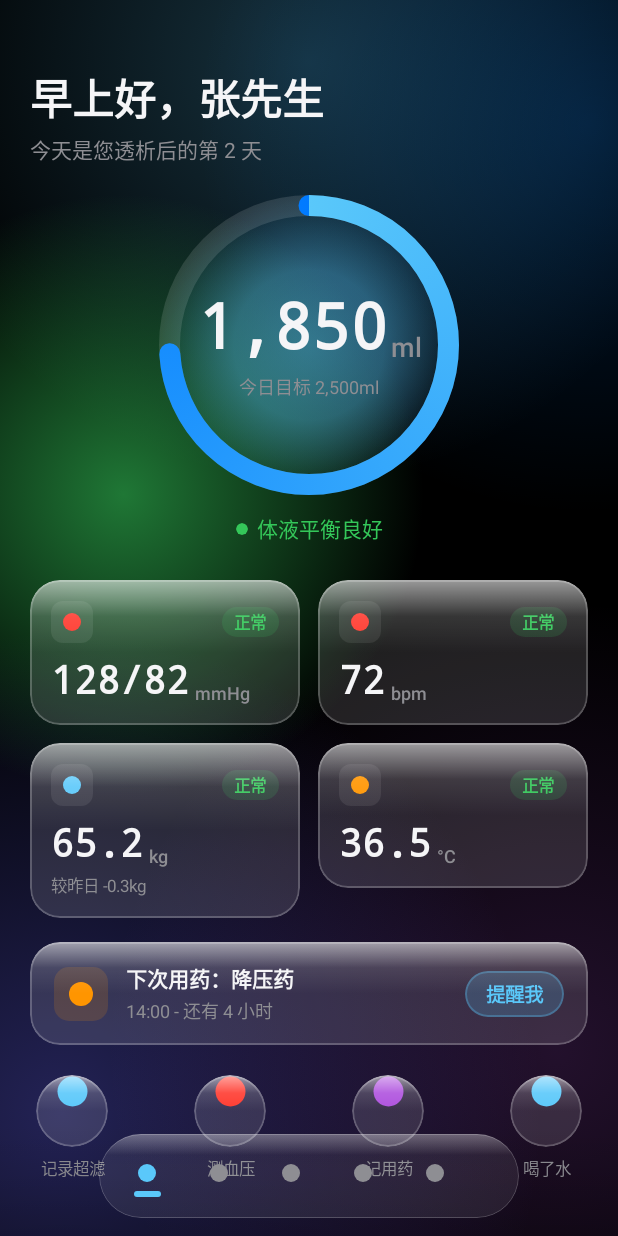
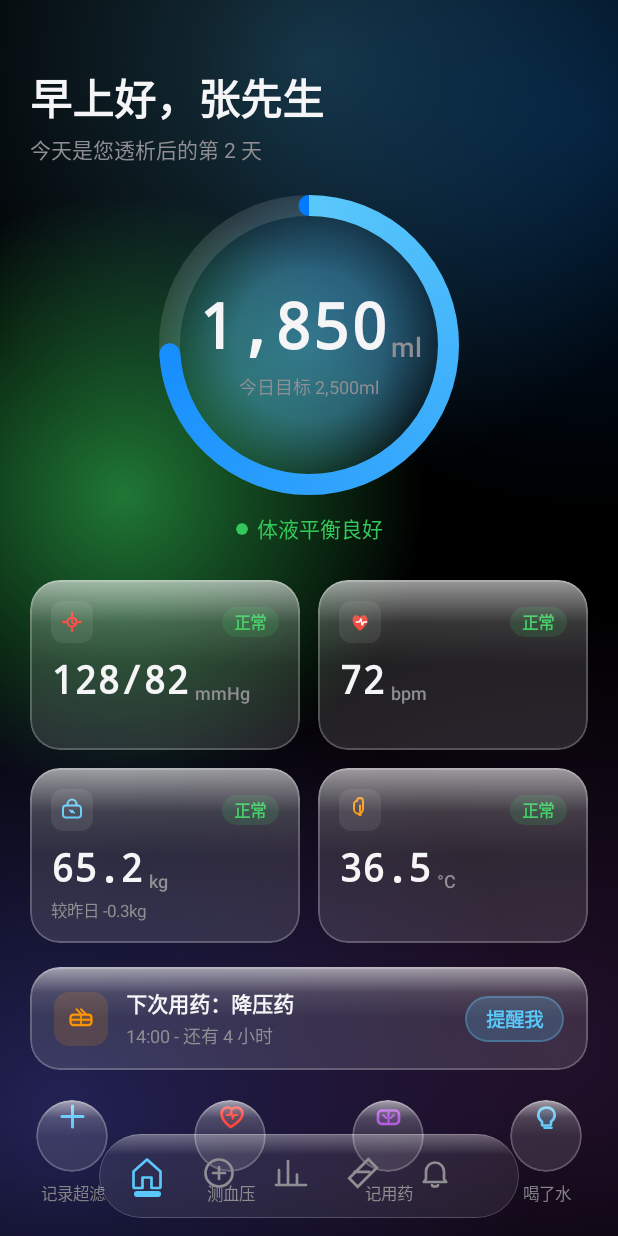
Before and after one commit to Jakeopsjj/ClearFlow, an Android app built with Jetpack Compose: the MainActivity screen opened directly, with no data from a screen before it, on a phone screen of 412 x 824 dp. Run offline under Robolectric (Android 15) with nearby library versions, the light colour scheme and no system bars.

Commit message:
fix: 修复卡片大小不一致及导航栏/卡片图标缺失问题
- VitalCard: 添加 fillMaxHeight() 确保同一行卡片高度一致
- NavigationBar: 修复 NavItem 缺少 index 参数导致图标无法渲染
- DashboardIcons: 新增所有自定义图标组件（生命体征/导航栏/快捷操作/用药提醒）
- 修复 drawLine 参数错误（移除不支持的 StrokeJoin 参数）

```diff
--- /dev/null
+++ b/app/src/main/kotlin/com/cleardu/app/ui/components/DashboardIcons.kt
@@ -0,0 +1,359 @@
+package com.cleardu.app.ui.components
+
+import androidx.compose.foundation.Canvas
+import androidx.compose.foundation.layout.size
+import androidx.compose.runtime.Composable
+import androidx.compose.ui.Modifier
+import androidx.compose.ui.geometry.CornerRadius
+import androidx.compose.ui.geometry.Offset
+import androidx.compose.ui.geometry.Size
+import androidx.compose.ui.graphics.Color
+import androidx.compose.ui.graphics.Path
+import androidx.compose.ui.graphics.StrokeCap
+import androidx.compose.ui.graphics.StrokeJoin
+import androidx.compose.ui.graphics.drawscope.Stroke
+import androidx.compose.ui.unit.dp
+import com.cleardu.app.ui.theme.LiquidGlassColors
+
+// ===== Vital Card Icons (16x16 viewBox) =====
+
+@Composable
+fun BloodPressureIcon(modifier: Modifier = Modifier) {
+    Canvas(modifier = modifier.size(16.dp)) {
+        val w = size.width
+        val s = w / 16f
+        val stroke1 = 1.5f * s
+        val stroke2 = 1.2f * s
+        val c = LiquidGlassColors.MedicalRed
+
+        drawLine(c, Offset(8f * s, 2f * s), Offset(8f * s, 4f * s), stroke1, StrokeCap.Round)
+        drawLine(c, Offset(8f * s, 12f * s), Offset(8f * s, 14f * s), stroke1, StrokeCap.Round)
+        drawLine(c, Offset(2f * s, 8f * s), Offset(4f * s, 8f * s), stroke1, StrokeCap.Round)
+        drawLine(c, Offset(12f * s, 8f * s), Offset(14f * s, 8f * s), stroke1, StrokeCap.Round)
+        drawCircle(c, radius = 3f * s, center = Offset(8f * s, 8f * s), style = Stroke(stroke1))
+        drawLine(c, Offset(8f * s, 6f * s), Offset(8f * s, 8f * s), stroke2, StrokeCap.Round)
+        drawLine(c, Offset(8f * s, 8f * s), Offset(9.5f * s, 9.5f * s), stroke2, StrokeCap.Round)
+    }
+}
+
+@Composable
+fun HeartRateIcon(modifier: Modifier = Modifier) {
+    Canvas(modifier = modifier.size(16.dp)) {
+        val w = size.width
+        val s = w / 16f
+        val stroke = 1f * s
+
+        val heartPath = Path().apply {
+            moveTo(8f * s, 14f * s)
+            cubicTo(8f * s, 14f * s, 3f * s, 10.5f * s, 3f * s, 6.5f * s)
+            cubicTo(3f * s, 4.8f * s, 4.3f * s, 3.5f * s, 5.5f * s, 3.5f * s)
+            cubicTo(6.4f * s, 3.5f * s, 7.2f * s, 3.9f * s, 8f * s, 4.8f * s)
+            cubicTo(8.8f * s, 3.9f * s, 9.6f * s, 3.5f * s, 10.5f * s, 3.5f * s)
+            cubicTo(11.7f * s, 3.5f * s, 13f * s, 4.8f * s, 13f * s, 6.5f * s)
+            cubicTo(13f * s, 10.5f * s, 8f * s, 14f * s, 8f * s, 14f * s)
+            close()
+        }
+        drawPath(heartPath, LiquidGlassColors.MedicalRed.copy(alpha = 0.9f))
+
+        val ecgPath = Path().apply {
+            moveTo(5.5f * s, 8f * s)
+            lineTo(7.5f * s, 8f * s)
+            lineTo(8.5f * s, 6f * s)
+            lineTo(9.5f * s, 10f * s)
+            lineTo(10.5f * s, 8f * s)
+            lineTo(12.5f * s, 8f * s)
+        }
+        drawPath(ecgPath, Color.White, style = Stroke(stroke, cap = StrokeCap.Round, join = StrokeJoin.Round))
+    }
+}
+
+@Composable
+fun WeightIcon(modifier: Modifier = Modifier) {
+    Canvas(modifier = modifier.size(16.dp)) {
+        val w = size.width
+        val s = w / 16f
+        val stroke = 1.3f * s
+        val c = LiquidGlassColors.MedicalCyan
+
+        drawRoundRect(c, Offset(2f * s, 5f * s), Size(12f * s, 8f * s),
+            CornerRadius(2f * s), style = Stroke(stroke))
+        drawLine(c, Offset(5f * s, 5f * s), Offset(5f * s, 4f * s), stroke, StrokeCap.Round)
+        drawLine(c, Offset(11f * s, 5f * s), Offset(11f * s, 4f * s), stroke, StrokeCap.Round)
+        val arcPath = Path().apply {
+            moveTo(5f * s, 4f * s)
+            cubicTo(5f * s, 2.34f * s, 6.34f * s, 1f * s, 8f * s, 1f * s)
+            cubicTo(9.66f * s, 1f * s, 11f * s, 2.34f * s, 11f * s, 4f * s)
+        }
+        drawPath(arcPath, c, style = Stroke(stroke, cap = StrokeCap.Round))
+        drawCircle(c, radius = 1.2f * s, center = Offset(8f * s, 9f * s))
+        drawLine(c, Offset(7.2f * s, 8.8f * s), Offset(6.4f * s, 8f * s), 1f * s, StrokeCap.Round)
+        drawLine(c, Offset(8.8f * s, 9.2f * s), Offset(9.6f * s, 10f * s), 1f * s, StrokeCap.Round)
+    }
+}
+
+@Composable
+fun TemperatureIcon(modifier: Modifier = Modifier) {
+    Canvas(modifier = modifier.size(16.dp)) {
+        val w = size.width
+        val s = w / 16f
+        val stroke = 1.3f * s
+        val c = LiquidGlassColors.MedicalOrange
+
+        val bodyPath = Path().apply {
+            moveTo(6f * s, 2f * s)
+            cubicTo(6f * s, 0.9f * s, 6.9f * s, 0f * s, 8f * s, 0f * s)
+            cubicTo(9.1f * s, 0f * s, 10f * s, 0.9f * s, 10f * s, 2f * s)
+            lineTo(10f * s, 7.5f * s)
+            cubicTo(10f * s, 9.16f * s, 8.66f * s, 10.5f * s, 7f * s, 10.5f * s)
+            cubicTo(5.34f * s, 10.5f * s, 4f * s, 9.16f * s, 4f * s, 7.5f * s)
+            lineTo(4f * s, 4f * s)
+            cubicTo(4f * s, 2.9f * s, 4.9f * s, 2f * s, 6f * s, 2f * s)
+            close()
+        }
+        drawPath(bodyPath, c, style = Stroke(stroke))
+        drawCircle(c, radius = 1.2f * s, center = Offset(8f * s, 11f * s))
+        drawLine(c, Offset(8f * s, 5f * s), Offset(8f * s, 9f * s), stroke, StrokeCap.Round)
+    }
+}
+
+// ===== Medication Reminder Icon (20x20 viewBox) =====
+
+@Composable
+fun MedicationPillIcon(modifier: Modifier = Modifier) {
+    Canvas(modifier = modifier.size(20.dp)) {
+        val w = size.width
+        val s = w / 20f
+        val stroke = 1.5f * s
+        val thin = 1.2f * s
+        val c = LiquidGlassColors.MedicalOrange
+
+        drawRoundRect(LiquidGlassColors.TintOrangeBg, Offset(3f * s, 7f * s),
+            Size(14f * s, 7f * s), CornerRadius(2f * s))
+        drawRoundRect(c, Offset(3f * s, 7f * s), Size(14f * s, 7f * s),
+            CornerRadius(2f * s), style = Stroke(stroke))
+        drawLine(c, Offset(10f * s, 7f * s), Offset(10f * s, 14f * s), thin)
+        drawLine(c, Offset(3f * s, 10.5f * s), Offset(17f * s, 10.5f * s), thin)
+        drawLine(c, Offset(7f * s, 3.5f * s), Offset(10f * s, 6.5f * s), thin, StrokeCap.Round)
+        drawLine(c, Offset(10f * s, 3.5f * s), Offset(13f * s, 6.5f * s), thin, StrokeCap.Round)
+    }
+}
+
+// ===== Quick Action Icons (22x22 viewBox) =====
+
+@Composable
+fun RecordUltrafiltrationIcon(modifier: Modifier = Modifier) {
+    Canvas(modifier = modifier.size(22.dp)) {
+        val w = size.width
+        val s = w / 22f
+        val stroke = 2f * s
+        val c = LiquidGlassColors.MedicalCyan
+        drawLine(c, Offset(11f * s, 4f * s), Offset(11f * s, 18f * s), stroke, StrokeCap.Round)
+        drawLine(c, Offset(4f * s, 11f * s), Offset(18f * s, 11f * s), stroke, StrokeCap.Round)
+    }
+}
+
+@Composable
+fun MeasureBpIcon(modifier: Modifier = Modifier) {
+    Canvas(modifier = modifier.size(22.dp)) {
+        val w = size.width
+        val s = w / 22f
+        val stroke = 1.8f * s
+        val thin = 1.3f * s
+
+        val heartPath = Path().apply {
+            moveTo(11f * s, 18f * s)
+            cubicTo(11f * s, 18f * s, 5f * s, 13.8f * s, 5f * s, 9f * s)
+            cubicTo(5f * s, 6.79f * s, 6.79f * s, 5f * s, 9f * s, 5f * s)
+            cubicTo(10.2f * s, 5f * s, 11.3f * s, 5.5f * s, 12f * s, 6.2f * s)
+            cubicTo(12.7f * s, 5.5f * s, 13.8f * s, 5f * s, 15f * s, 5f * s)
+            cubicTo(17.21f * s, 5f * s, 19f * s, 6.79f * s, 19f * s, 9f * s)
+            cubicTo(19f * s, 13.8f * s, 11f * s, 18f * s, 11f * s, 18f * s)
+            close()
+        }
+        drawPath(heartPath, LiquidGlassColors.TintRedBg)
+        drawPath(heartPath, LiquidGlassColors.MedicalRed, style = Stroke(stroke))
+
+        val ecgPath = Path().apply {
+            moveTo(8.5f * s, 10f * s)
+            lineTo(10.5f * s, 10f * s)
+            lineTo(11.5f * s, 7.5f * s)
+            lineTo(12.5f * s, 12.5f * s)
+            lineTo(13.5f * s, 10f * s)
+            lineTo(15.5f * s, 10f * s)
+        }
+        drawPath(ecgPath, LiquidGlassColors.MedicalRed,
+            style = Stroke(thin, cap = StrokeCap.Round, join = StrokeJoin.Round))
+    }
+}
+
+@Composable
+fun RecordMedicationIcon(modifier: Modifier = Modifier) {
+    Canvas(modifier = modifier.size(22.dp)) {
+        val w = size.width
+        val s = w / 22f
+        val stroke = 1.8f * s
+        val thin = 1.3f * s
+        val c = LiquidGlassColors.MedicalPurple
+
+        drawRoundRect(LiquidGlassColors.TintPurpleBg, Offset(4f * s, 7f * s),
+            Size(14f * s, 9f * s), CornerRadius(2.5f * s))
+        drawRoundRect(c, Offset(4f * s, 7f * s), Size(14f * s, 9f * s),
+            CornerRadius(2.5f * s), style = Stroke(stroke))
+        drawLine(c, Offset(11f * s, 7f * s), Offset(11f * s, 16f * s), thin)
+        drawLine(c, Offset(7.5f * s, 10f * s), Offset(9.5f * s, 12f * s), thin, StrokeCap.Round)
+        drawLine(c, Offset(14.5f * s, 10f * s), Offset(12.5f * s, 12f * s), thin, StrokeCap.Round)
+    }
+}
+
+@Composable
+fun DrinkWaterIcon(modifier: Modifier = Modifier) {
+    Canvas(modifier = modifier.size(22.dp)) {
+        val w = size.width
+        val s = w / 22f
+        val stroke = 1.8f * s
+        val thin = 1.5f * s
+        val c = LiquidGlassColors.MedicalCyan
+
+        val bodyPath = Path().apply {
+            moveTo(11f * s, 5f * s)
+            cubicTo(8f * s, 5f * s, 5.5f * s, 7f * s, 5.5f * s, 10f * s)
+            cubicTo(5.5f * s, 12f * s, 6.7f * s, 13.5f * s, 8f * s, 14.5f * s)
+            lineTo(8f * s, 16f * s)
+            cubicTo(8f * s, 16.55f * s, 8.45f * s, 17f * s, 9f * s, 17f * s)
+            lineTo(13f * s, 17f * s)
+            cubicTo(13.55f * s, 17f * s, 14f * s, 16.55f * s, 14f * s, 16f * s)
+            lineTo(14f * s, 14.5f * s)
+            cubicTo(15.3f * s, 13.5f * s, 16.5f * s, 12f * s, 16.5f * s, 10f * s)
+            cubicTo(16.5f * s, 7f * s, 14f * s, 5f * s, 11f * s, 5f * s)
+            close()
+        }
+        drawPath(bodyPath, LiquidGlassColors.TintCyanBg)
+        drawPath(bodyPath, c, style = Stroke(stroke))
+        drawLine(c, Offset(9.5f * s, 18.5f * s), Offset(14.5f * s, 18.5f * s), thin, StrokeCap.Round)
+    }
+}
+
+// ===== Navigation Bar Icons (24x24 viewBox) =====
+
+@Composable
+fun NavHomeIcon(modifier: Modifier = Modifier, tint: Color = LiquidGlassColors.Text400) {
+    Canvas(modifier = modifier.size(24.dp)) {
+        val w = size.width
+        val s = w / 24f
+        val stroke = 1.8f * s
+
+        val path = Path().apply {
+            moveTo(3f * s, 11f * s)
+            lineTo(12f * s, 3f * s)
+            lineTo(21f * s, 11f * s)
+            lineTo(21f * s, 21f * s)
+            cubicTo(21f * s, 21.55f * s, 20.55f * s, 22f * s, 20f * s, 22f * s)
+            lineTo(15f * s, 22f * s)
+            lineTo(15f * s, 15f * s)
+            lineTo(9f * s, 15f * s)
+            lineTo(9f * s, 22f * s)
+            lineTo(4f * s, 22f * s)
+            cubicTo(3.45f * s, 22f * s, 3f * s, 21.55f * s, 3f * s, 21f * s)
+            lineTo(3f * s, 11f * s)
+            close()
+        }
+        drawPath(path, tint, style = Stroke(stroke, join = StrokeJoin.Round))
+    }
+}
+
+@Composable
+fun NavRecordIcon(modifier: Modifier = Modifier, tint: Color = LiquidGlassColors.Text400) {
+    Canvas(modifier = modifier.size(24.dp)) {
+        val w = size.width
+        val s = w / 24f
+        val stroke = 1.8f * s
+        drawCircle(tint, radius = 9f * s, center = Offset(12f * s, 12f * s), style = Stroke(stroke))
+        drawLine(tint, Offset(12f * s, 8f * s), Offset(12f * s, 16f * s), stroke, StrokeCap.Round)
+        drawLine(tint, Offset(8f * s, 12f * s), Offset(16f * s, 12f * s), stroke, StrokeCap.Round)
+    }
+}
+
+@Composable
+fun NavDataIcon(modifier: Modifier = Modifier, tint: Color = LiquidGlassColors.Text400) {
+    Canvas(modifier = modifier.size(24.dp)) {
+        val w = size.width
+        val s = w / 24f
+        val stroke = 1.8f * s
+
+        val path = Path().apply {
+            moveTo(4f * s, 20f * s)
+            lineTo(4f * s, 10f * s)
+            moveTo(10f * s, 20f * s)
+            lineTo(10f * s, 4f * s)
+            moveTo(16f * s, 20f * s)
+            lineTo(16f * s, 13f * s)
+            moveTo(22f * s, 20f * s)
+            lineTo(2f * s, 20f * s)
+        }
+        drawPath(path, tint, style = Stroke(stroke, cap = StrokeCap.Round, join = StrokeJoin.Round))
+    }
+}
+
+@Composable
+fun NavMedicationIcon(modifier: Modifier = Modifier, tint: Color = LiquidGlassColors.Text400) {
+    Canvas(modifier = modifier.size(24.dp)) {
+        val w = size.width
+        val s = w / 24f
+        val stroke = 1.8f * s
+        val cx = 12f * s
+        val cy = 12f * s
+        val angle = Math.toRadians(-45.0).toFloat()
+        val cos = kotlin.math.cos(angle.toDouble()).toFloat()
+        val sin = kotlin.math.sin(angle.toDouble()).toFloat()
+        val halfW = 9f * s
+        val halfH = 4f * s
+
+        fun rot(x: Float, y: Float): Offset = Offset(
+            cx + (x - cx) * cos - (y - cy) * sin,
+            cy + (x - cx) * sin + (y - cy) * cos
+        )
+
+        val path = Path().apply {
+            val p0 = rot(3f * s, 8f * s)
+            val p1 = rot(21f * s, 8f * s)
+            val p2 = rot(21f * s, 16f * s)
+            val p3 = rot(3f * s, 16f * s)
+            moveTo(p0.x, p0.y)
+            lineTo(p1.x, p1.y)
+            lineTo(p2.x, p2.y)
+            lineTo(p3.x, p3.y)
+            close()
+        }
+        drawPath(path, tint, style = Stroke(stroke))
+
+        val ls = rot(8.5f * s, 7.5f * s)
+        val le = rot(15.5f * s, 14.5f * s)
+        drawLine(tint, ls, le, stroke, StrokeCap.Round)
+    }
+}
+
+@Composable
+fun NavRemindersIcon(modifier: Modifier = Modifier, tint: Color = LiquidGlassColors.Text400) {
+    Canvas(modifier = modifier.size(24.dp)) {
+        val w = size.width
+        val s = w / 24f
+        val stroke = 1.8f * s
+
+        val path = Path().apply {
+            moveTo(6f * s, 16f * s)
+            lineTo(6f * s, 11f * s)
+            cubicTo(6f * s, 7.69f * s, 8.69f * s, 5f * s, 12f * s, 5f * s)
+            cubicTo(15.31f * s, 5f * s, 18f * s, 7.69f * s, 18f * s, 11f * s)
+            lineTo(18f * s, 16f * s)
+            lineTo(19.5f * s, 18f * s)
+            lineTo(4.5f * s, 18f * s)
+            lineTo(6f * s, 16f * s)
+            close()
+        }
+        drawPath(path, tint, style = Stroke(stroke, join = StrokeJoin.Round))
+
+        drawArc(tint, 0f, 180f, false,
+            Offset(10f * s, 19f * s), Size(4f * s, 2f * s),
+            style = Stroke(stroke, cap = StrokeCap.Round))
+    }
+}
--- a/app/src/main/kotlin/com/cleardu/app/ui/components/MedicationReminder.kt
+++ b/app/src/main/kotlin/com/cleardu/app/ui/components/MedicationReminder.kt
@@ -94,12 +94,7 @@ fun MedicationReminderCard(
                         .drawBehindFill(LiquidGlassColors.TintOrangeBg),
                     contentAlignment = Alignment.Center
                 ) {
-                    androidx.compose.foundation.Canvas(modifier = Modifier.size(20.dp)) {
-                        drawCircle(
-                            color = LiquidGlassColors.MedicalOrange,
-                            radius = 8.dp.toPx()
-                        )
-                    }
+                    MedicationPillIcon()
                 }
 
                 // Text
--- a/app/src/main/kotlin/com/cleardu/app/ui/components/NavigationBar.kt
+++ b/app/src/main/kotlin/com/cleardu/app/ui/components/NavigationBar.kt
@@ -88,6 +88,7 @@ fun FloatingNavigationBar(
         ) {
             labels.forEachIndexed { index, label ->
                 NavItem(
+                    index = index,
                     label = label,
                     isActive = index == selectedIndex,
                     onClick = { onItemSelected(index) }
@@ -99,6 +100,7 @@ fun FloatingNavigationBar(
 
 @Composable
 private fun NavItem(
+    index: Int,
     label: String,
     isActive: Boolean,
     onClick: () -> Unit
@@ -121,17 +123,18 @@ private fun NavItem(
         horizontalAlignment = Alignment.CenterHorizontally,
         verticalArrangement = Arrangement.Center
     ) {
-        // Icon placeholder (dot)
+        // Icon
         Box(
             modifier = Modifier.size(ClearDuDimens.NavIconSize),
             contentAlignment = Alignment.Center
         ) {
-            androidx.compose.foundation.Canvas(modifier = Modifier.size(12.dp)) {
-                drawCircle(
-                    color = if (isActive) LiquidGlassColors.NavIconActive
-                    else LiquidGlassColors.NavIconInactive,
-                    radius = 6.dp.toPx()
-                )
+            val iconTint = if (isActive) LiquidGlassColors.NavIconActive else LiquidGlassColors.NavIconInactive
+            when (index) {
+                0 -> NavHomeIcon(tint = iconTint)
+                1 -> NavRecordIcon(tint = iconTint)
+                2 -> NavDataIcon(tint = iconTint)
+                3 -> NavMedicationIcon(tint = iconTint)
+                4 -> NavRemindersIcon(tint = iconTint)
             }
         }
 
--- a/app/src/main/kotlin/com/cleardu/app/ui/components/QuickActions.kt
+++ b/app/src/main/kotlin/com/cleardu/app/ui/components/QuickActions.kt
@@ -96,12 +96,12 @@ private fun QuickActionButton(
                 modifier = Modifier.fillMaxWidth(),
                 contentAlignment = Alignment.Center
             ) {
-                // Accent dot as icon placeholder
-                androidx.compose.foundation.Canvas(modifier = Modifier.size(22.dp)) {
-                    drawCircle(
-                        color = action.accentColor,
-                        radius = 10.dp.toPx()
-                    )
+                when (action.id) {
+                    "uf" -> RecordUltrafiltrationIcon()
+                    "bp" -> MeasureBpIcon()
+                    "med" -> RecordMedicationIcon()
+                    "water" -> DrinkWaterIcon()
+                    else -> RecordUltrafiltrationIcon()
                 }
             }
         }
--- a/app/src/main/kotlin/com/cleardu/app/ui/components/VitalCard.kt
+++ b/app/src/main/kotlin/com/cleardu/app/ui/components/VitalCard.kt
@@ -3,9 +3,11 @@ package com.cleardu.app.ui.components
 import androidx.compose.foundation.clickable
 import androidx.compose.foundation.interaction.MutableInteractionSource
 import androidx.compose.foundation.interaction.collectIsPressedAsState
+import androidx.compose.foundation.layout.Box
 import androidx.compose.foundation.layout.Column
 import androidx.compose.foundation.layout.Row
 import androidx.compose.foundation.layout.Spacer
+import androidx.compose.foundation.layout.fillMaxHeight
 import androidx.compose.foundation.layout.fillMaxWidth
 import androidx.compose.foundation.layout.height
 import androidx.compose.foundation.layout.padding
@@ -52,6 +54,7 @@ fun VitalCard(
     GlassCard(
         modifier = modifier
             .fillMaxWidth()
+            .fillMaxHeight()
             .graphicsLayer {
                 scaleX = if (pressed) ClearDuMotion.CardPressScale else 1f
                 scaleY = if (pressed) ClearDuMotion.CardPressScale else 1f
@@ -79,7 +82,7 @@ fun VitalCard(
                 horizontalArrangement = androidx.compose.foundation.layout.Arrangement.SpaceBetween,
                 verticalAlignment = Alignment.CenterVertically
             ) {
-                VitalIcon(accentColor = item.accentColor)
+                VitalIcon(vitalId = item.id)
                 if (item.status == VitalStatus.Normal) {
                     VitalStatusTag(text = "正常")
                 }
@@ -105,31 +108,32 @@ fun VitalCard(
                 }
             }
 
-            // Sub value
-            item.subValue?.let { sub ->
-                Spacer(Modifier.height(ClearDuDimens.VitalSubTopMargin))
-                Text(
-                    text = sub,
-                    style = ClearDuTypography.VitalSub,
-                    color = LiquidGlassColors.Text400
-                )
-            }
+            // Sub value — always reserve space for consistent card height
+            Spacer(Modifier.height(ClearDuDimens.VitalSubTopMargin))
+            Text(
+                text = item.subValue ?: "",
+                style = ClearDuTypography.VitalSub,
+                color = if (item.subValue != null) LiquidGlassColors.Text400 else Color.Transparent
+            )
         }
     }
 }
 
 @Composable
-private fun VitalIcon(accentColor: Color) {
-    androidx.compose.foundation.layout.Box(
+private fun VitalIcon(vitalId: String) {
+    Box(
         modifier = Modifier
             .size(ClearDuDimens.VitalIconSize)
             .clip(RoundedCornerShape(ClearDuDimens.VitalIconRadius))
             .drawBehindFill(LiquidGlassColors.GlassBgLight),
         contentAlignment = Alignment.Center
     ) {
-        // Simple circle dot as icon placeholder
-        androidx.compose.foundation.Canvas(modifier = Modifier.size(16.dp)) {
-            drawCircle(color = accentColor, radius = 6.dp.toPx())
+        when (vitalId) {
+            "bp" -> BloodPressureIcon()
+            "hr" -> HeartRateIcon()
+            "weight" -> WeightIcon()
+            "temp" -> TemperatureIcon()
+            else -> BloodPressureIcon()
         }
     }
 }
--- a/app/src/main/kotlin/com/cleardu/app/ui/screens/DashboardScreen.kt
+++ b/app/src/main/kotlin/com/cleardu/app/ui/screens/DashboardScreen.kt
@@ -3,6 +3,7 @@ package com.cleardu.app.ui.screens
 import androidx.compose.foundation.layout.Arrangement
 import androidx.compose.foundation.layout.Box
 import androidx.compose.foundation.layout.Column
+import androidx.compose.foundation.layout.IntrinsicSize
 import androidx.compose.foundation.layout.Row
 import androidx.compose.foundation.layout.Spacer
 import androidx.compose.foundation.layout.fillMaxSize
@@ -192,7 +193,9 @@ private fun VitalsGrid(
         // Group vitals into rows of 2
         vitals.chunked(2).forEach { rowItems ->
             Row(
-                modifier = Modifier.fillMaxWidth(),
+                modifier = Modifier
+                    .fillMaxWidth()
+                    .height(IntrinsicSize.Max),
                 horizontalArrangement = Arrangement.spacedBy(ClearDuDimens.VitalsGridGap)
             ) {
                 rowItems.forEach { item ->
```
